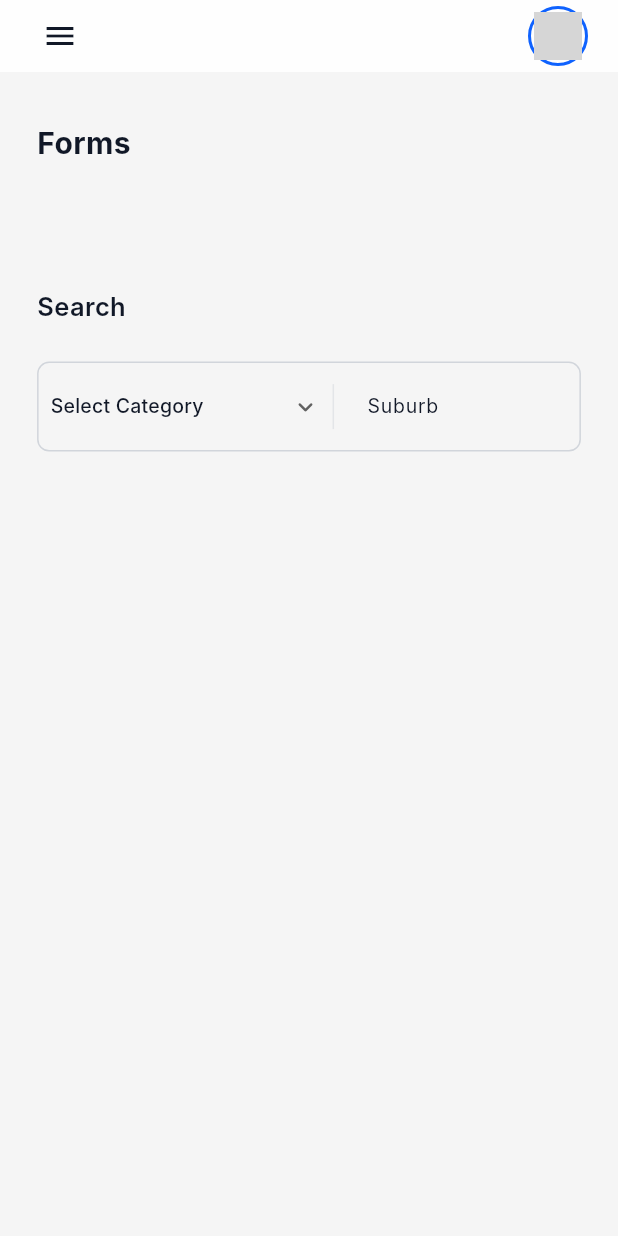
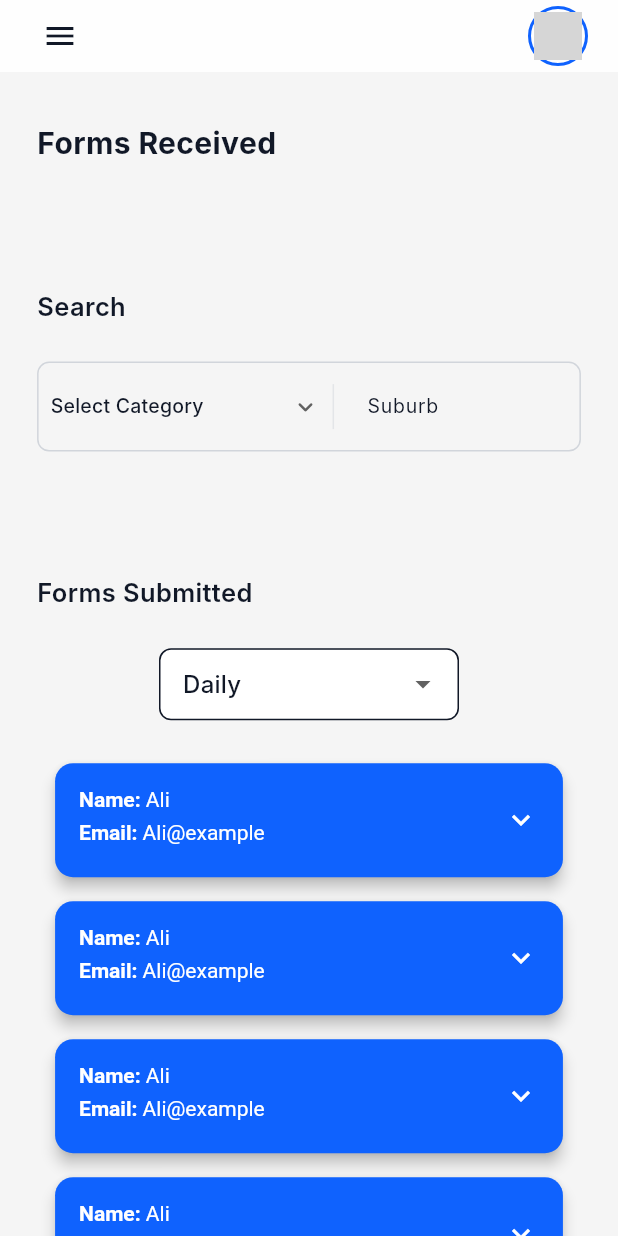
Before and after one commit to huzaifa-huzzi/Project_Lead_AdminPanel, a Flutter app: the screen it shows after launch, on a phone screen of 412 x 824 dp. Run offline on Flutter 3.47's test engine with Material 3 defaults, Android fonts, the phone set to English and light mode, and no system bars; our stand-ins replace get, loading_indicator; Roboto replaces fonts that are missing (Inter); grey boxes are pictures that could not be loaded.

Commit message:
Cards functionality added

```diff
--- /dev/null
+++ b/lib/Resources/Resuable Widgets/FormCard.dart
@@ -0,0 +1,123 @@
+import 'package:flutter/material.dart';
+import 'package:project_x_adminpanel/Resources/Colors/Colors.dart';
+
+class FormDataCard extends StatefulWidget {
+  final String keywordCategory;
+  final String keywordTitle;
+  final String name;
+  final String email;
+  final String phoneNumber;
+  final String numberType;
+  final String website;
+  final String zipCode;
+  final String suburb;
+  final String city;
+  final String state;
+  final String address;
+  final String country;
+
+  const FormDataCard({
+    super.key,
+    required this.keywordCategory,
+    required this.keywordTitle,
+    required this.name,
+    required this.email,
+    required this.phoneNumber,
+    required this.numberType,
+    required this.website,
+    required this.zipCode,
+    required this.suburb,
+    required this.city,
+    required this.state,
+    required this.address,
+    required this.country,
+  });
+
+  @override
+  State<FormDataCard> createState() => _FormDataCardState();
+}
+
+class _FormDataCardState extends State<FormDataCard> {
+  bool _isExpanded = false;
+
+  @override
+  Widget build(BuildContext context) {
+    return Card(
+      color: AppColors.primaryColor,
+      elevation: 4,
+      shape: RoundedRectangleBorder(borderRadius: BorderRadius.circular(12)),
+      margin: const EdgeInsets.symmetric(vertical: 8, horizontal: 12),
+      child: InkWell(
+        borderRadius: BorderRadius.circular(12),
+        onTap: () {
+          setState(() {
+            _isExpanded = !_isExpanded;
+          });
+        },
+        child: Padding(
+          padding: const EdgeInsets.all(16),
+          child: Column(
+            crossAxisAlignment: CrossAxisAlignment.start,
+            children: [
+              ///  visible header section
+              Row(
+                mainAxisAlignment: MainAxisAlignment.spaceBetween,
+                children: [
+                  Expanded(
+                    child: Column(
+                      crossAxisAlignment: CrossAxisAlignment.start,
+                      children: [
+                        _buildItem("Name", widget.name),
+                        _buildItem("Email", widget.email),
+                      ],
+                    ),
+                  ),
+                  Icon(
+                    _isExpanded ? Icons.expand_less : Icons.expand_more,
+                    color:  AppColors.surfaceColor
+                  ),
+                ],
+              ),
+              /// Expanded section with all details
+              if (_isExpanded)
+                Column(
+                  crossAxisAlignment: CrossAxisAlignment.start,
+                  children: [
+                    _buildItem("Phone Number", widget.phoneNumber),
+                    _buildItem("Number Type", widget.numberType),
+                    _buildItem("Website", widget.website),
+                    _buildItem("Zip Code", widget.zipCode),
+                    _buildItem("Suburb", widget.suburb),
+                    _buildItem("City", widget.city),
+                    _buildItem("State", widget.state),
+                    _buildItem("Address", widget.address),
+                    _buildItem("Country", widget.country),
+                    _buildItem("Keyword Category", widget.keywordCategory),
+                    _buildItem("Keyword Title", widget.keywordTitle),
+                  ],
+                ),
+            ],
+          ),
+        ),
+      ),
+    );
+  }
+
+  Widget _buildItem(String label, String value) {
+    return Padding(
+      padding: const EdgeInsets.only(bottom: 6),
+      child: RichText(
+        text: TextSpan(
+          style: const TextStyle(color: AppColors.surfaceColor, fontSize: 14),
+          children: [
+            TextSpan(
+              text: "$label: ",
+              style: const TextStyle(fontWeight: FontWeight.bold),
+            ),
+            TextSpan(text: value),
+          ],
+        ),
+      ),
+    );
+  }
+}
--- a/lib/ViewModel/Controllers/FormController.dart
+++ b/lib/ViewModel/Controllers/FormController.dart
@@ -7,6 +7,9 @@ class FilterController extends GetxController {
   var city = ''.obs;
   var suburbs = ''.obs;
   var keywordCategory = ''.obs;
+  var selectedFilter = 'Daily'.obs;
+
+  List<String> filterOptions = ['Daily', 'Weekly', 'Monthly'];
   List<String> keywordCategories = [
     'Hospitality',
     'Construction'
@@ -27,4 +30,6 @@ class FilterController extends GetxController {
     state.value = '';
     city.value = '';
   }
+
+
 }
--- a/lib/Views/Forms/Form.dart
+++ b/lib/Views/Forms/Form.dart
@@ -1,12 +1,14 @@
 import 'package:flutter/material.dart';
 import 'package:get/get.dart';
 import '../../Resources/Colors/Colors.dart';
+import '../../Resources/Resuable Widgets/FormCard.dart';
 import '../../Resources/Resuable Widgets/Sizing of Screen.dart';
 import '../../ViewModel/Controllers/FormController.dart';
 
 class FormScreen extends StatelessWidget {
   FormScreen({super.key});
   final FilterController controller = Get.put(FilterController());
+
 
   @override
   Widget build(BuildContext context) {
@@ -23,7 +25,7 @@ class FormScreen extends StatelessWidget {
           crossAxisAlignment: CrossAxisAlignment.start,
           children: [
             Text(
-              "Forms",
+              "Forms Received",
               style: TextStyle(
                 fontSize: 20,
                 fontWeight: FontWeight.bold,
@@ -41,11 +43,103 @@ class FormScreen extends StatelessWidget {
             ),
             SizedBox(height: SizingConfig.height(0.03)),
             _buildResponsiveFilters(),
+            SizedBox(height: SizingConfig.height(0.1)),
+            Text(
+              "Forms Submitted",
+              style: TextStyle(
+                fontSize: 17,
+                fontWeight: FontWeight.w600,
+                color: AppColors.textColor,
+              ),
+            ),
+            SizedBox(height: SizingConfig.height(0.03)),
+            Center(
+              child: Obx(() {
+                return SizedBox(
+                  width: 200,
+                  child: DropdownButtonFormField<String>(
+                    value: controller.selectedFilter.value,
+                    items: controller.filterOptions.map((filter) {
+                      return DropdownMenuItem(
+                        value: filter,
+                        child: Text(filter),
+                      );
+                    }).toList(),
+                    decoration: InputDecoration(
+                      border: OutlineInputBorder(borderRadius: BorderRadius.circular(8)),
+                      contentPadding: const EdgeInsets.symmetric(horizontal: 12, vertical: 8),
+                    ),
+                    onChanged: (value) {
+                      controller.selectedFilter.value = value!;
+                    },
+                  ),
+                );
+              }),
+            ),
+            SizedBox(height: SizingConfig.height(0.025)),
+            FormDataCard(
+                keywordCategory: 'hospitaity',
+                keywordTitle: 'Fuel',
+                name: 'Ali',
+                email: 'Ali@example',
+                phoneNumber: '+92333',
+                numberType: 'Personal',
+                website: 'https://githuc.vom',
+                zipCode: '48010',
+                suburb: 'haucs',
+                city: 'Melbourne',
+                state: 'Queensland',
+                address: 'abcakckbdddd',
+                country: 'Australia'),
+            FormDataCard(
+                keywordCategory: 'hospitaity',
+                keywordTitle: 'Fuel',
+                name: 'Ali',
+                email: 'Ali@example',
+                phoneNumber: '+92333',
+                numberType: 'Personal',
+                website: 'https://githuc.vom',
+                zipCode: '48010',
+                suburb: 'haucs',
+                city: 'Melbourne',
+                state: 'Queensland',
+                address: 'abcakckbdddd',
+                country: 'Australia'),
+            FormDataCard(
+                keywordCategory: 'hospitaity',
+                keywordTitle: 'Fuel',
+                name: 'Ali',
+                email: 'Ali@example',
+                phoneNumber: '+92333',
+                numberType: 'Personal',
+                website: 'https://githuc.vom',
+                zipCode: '48010',
+                suburb: 'haucs',
+                city: 'Melbourne',
+                state: 'Queensland',
+                address: 'abcakckbdddd',
+                country: 'Australia'),
+            FormDataCard(
+                keywordCategory: 'hospitaity',
+                keywordTitle: 'Fuel',
+                name: 'Ali',
+                email: 'Ali@example',
+                phoneNumber: '+92333',
+                numberType: 'Personal',
+                website: 'https://githuc.vom',
+                zipCode: '48010',
+                suburb: 'haucs',
+                city: 'Melbourne',
+                state: 'Queensland',
+                address: 'abcakckbdddd',
+                country: 'Australia'),
           ],
         ),
       ),
     );
   }
+
+
 
   Widget _buildResponsiveFilters() {
     return Container(
@@ -101,7 +195,7 @@ class FormScreen extends StatelessWidget {
           border: InputBorder.none,
           contentPadding: const EdgeInsets.symmetric(horizontal: 10, vertical: 14),
           filled: true,
-          fillColor: Colors.transparent, // Removes white background
+          fillColor: Colors.transparent,
         ),
       );
     });
```
